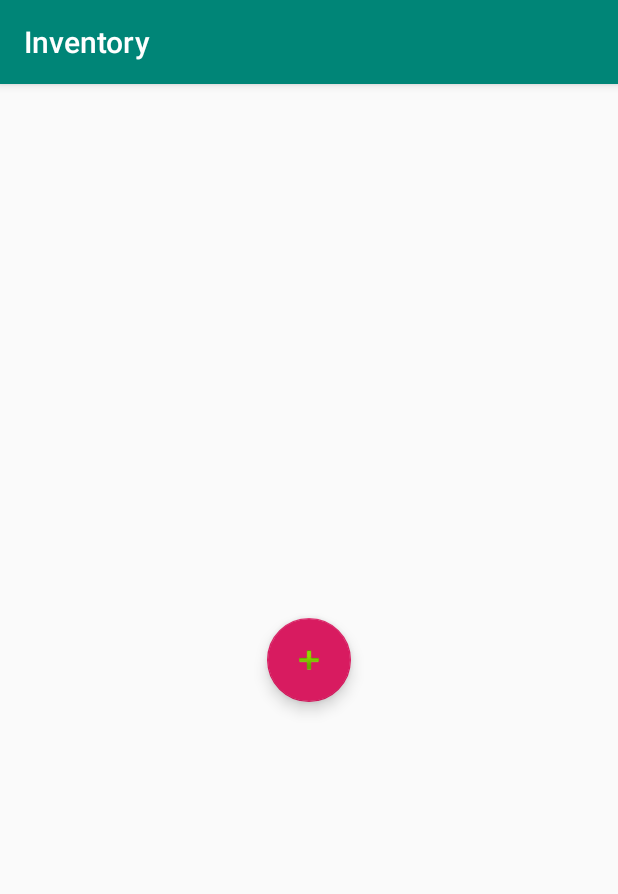
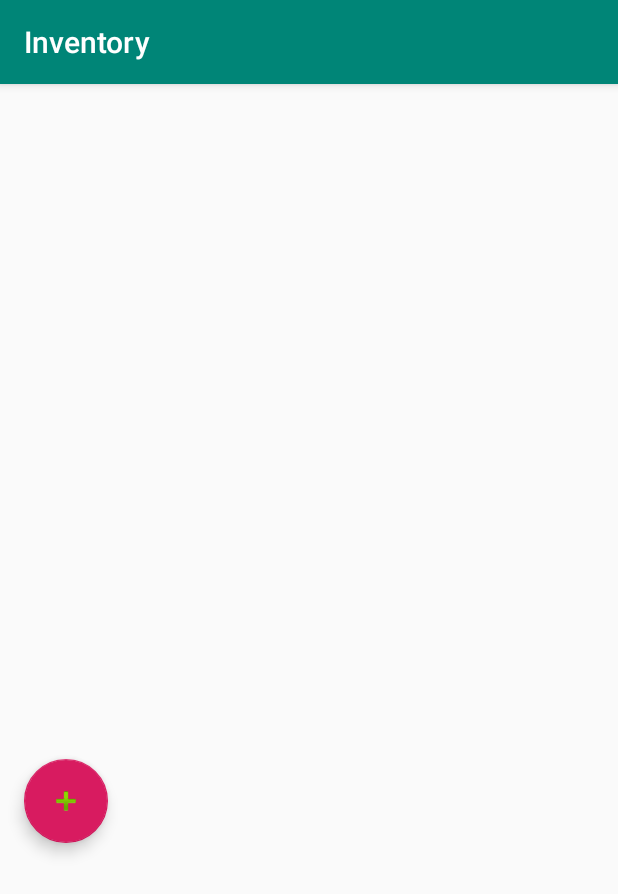
Before and after one commit to klintwales/Inventory, an Android app: the screen it shows after launch (MainActivity), on a phone screen of 412 x 824 dp. Shown: the top 894 px of the screen. Run offline under Robolectric (Android 15) with nearby library versions, the light colour scheme and no system bars.

Commit message:
finished firebase set up added floating button

```diff
--- a/app/src/main/res/layout/activity_main.xml
+++ b/app/src/main/res/layout/activity_main.xml
@@ -8,7 +8,7 @@
 
     <com.google.android.material.floatingactionbutton.FloatingActionButton
         android:id="@+id/fab"
-        android:layout_width="wrap_content"
+        android:layout_width="0dp"
         android:layout_height="wrap_content"
         android:layout_gravity="end|bottom"
         android:layout_margin="16dp"
@@ -19,6 +19,8 @@
         android:src="@android:drawable/ic_input_add"
         app:layout_constraintBottom_toBottomOf="parent"
         app:layout_constraintEnd_toEndOf="parent"
+        app:layout_constraintHorizontal_bias="0.641"
         app:layout_constraintStart_toStartOf="parent"
-        app:layout_constraintTop_toTopOf="parent" />
+        app:layout_constraintTop_toTopOf="parent"
+        app:layout_constraintVertical_bias="0.638" />
 </androidx.constraintlayout.widget.ConstraintLayout>
```
